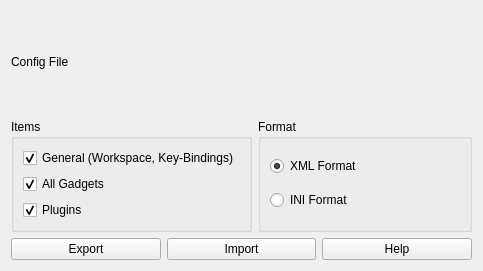
First picture: the form in ground/openpilotgcs/src/plugins/importexport/importexportgadgetwidget.ui, repository openpilot/OpenPilot, before the edit.
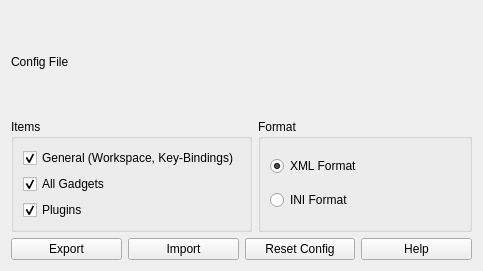
Second picture: the form after the edit. Custom widgets are drawn as their Qt base class.

Commit message: OP-232 GCS Configuration: Reset Settings. Proper functioning is blocked by OP-310.

```diff
--- a/ground/openpilotgcs/src/plugins/importexport/importexportgadgetwidget.ui
+++ b/ground/openpilotgcs/src/plugins/importexport/importexportgadgetwidget.ui
@@ -96,6 +96,13 @@
        </property>
       </widget>
      </item>
+     <item>
+      <widget class="QPushButton" name="resetButton">
+       <property name="text">
+        <string>Reset Config</string>
+       </property>
+      </widget>
+     </item>
      <item>
       <widget class="QPushButton" name="helpButton">
        <property name="text">
```
The commit also changes 8 other files.
